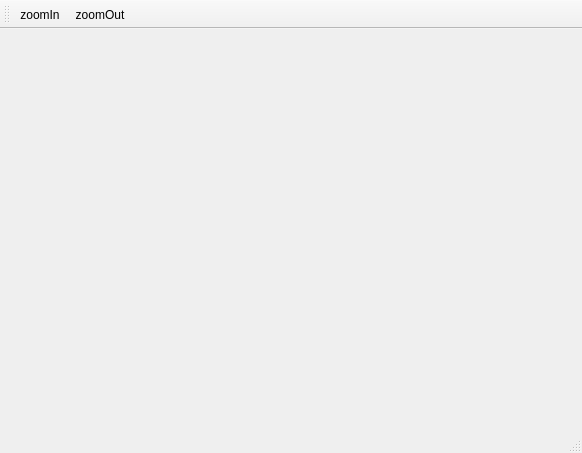
xtfllbl/qjdRose, file mainwindow.ui: the form before one commit.
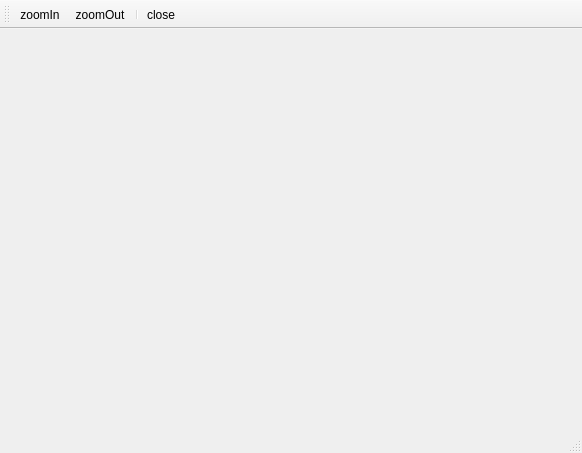
The form after the commit. Icons and pictures are not drawn.

```diff
--- a/mainwindow.ui
+++ b/mainwindow.ui
@@ -39,6 +39,8 @@
    </attribute>
    <addaction name="actionZoomIn"/>
    <addaction name="actionZoomOut"/>
+   <addaction name="separator"/>
+   <addaction name="actionClose"/>
   </widget>
   <widget class="QStatusBar" name="statusBar"/>
   <action name="actionZoomOut">
@@ -65,6 +67,15 @@
     <string>zoomIn</string>
    </property>
   </action>
+  <action name="actionClose">
+   <property name="icon">
+    <iconset resource="image.qrc">
+     <normaloff>:/image/image/application-exit.png</normaloff>:/image/image/application-exit.png</iconset>
+   </property>
+   <property name="text">
+    <string>close</string>
+   </property>
+  </action>
  </widget>
  <layoutdefault spacing="6" margin="11"/>
  <resources>
```
